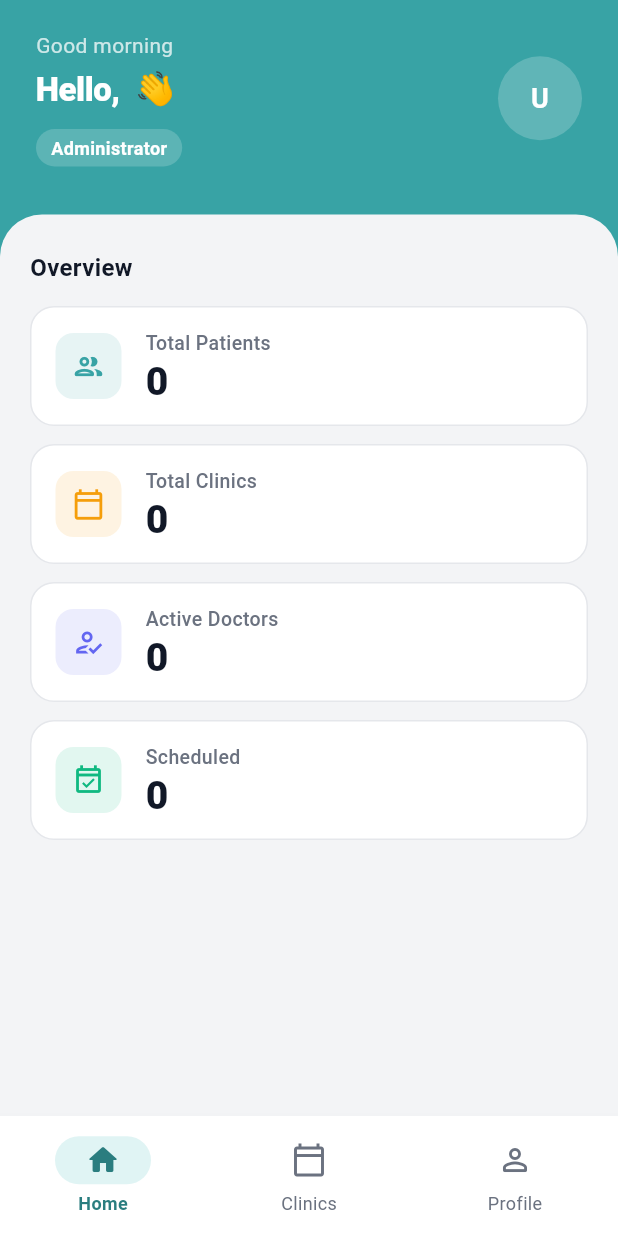
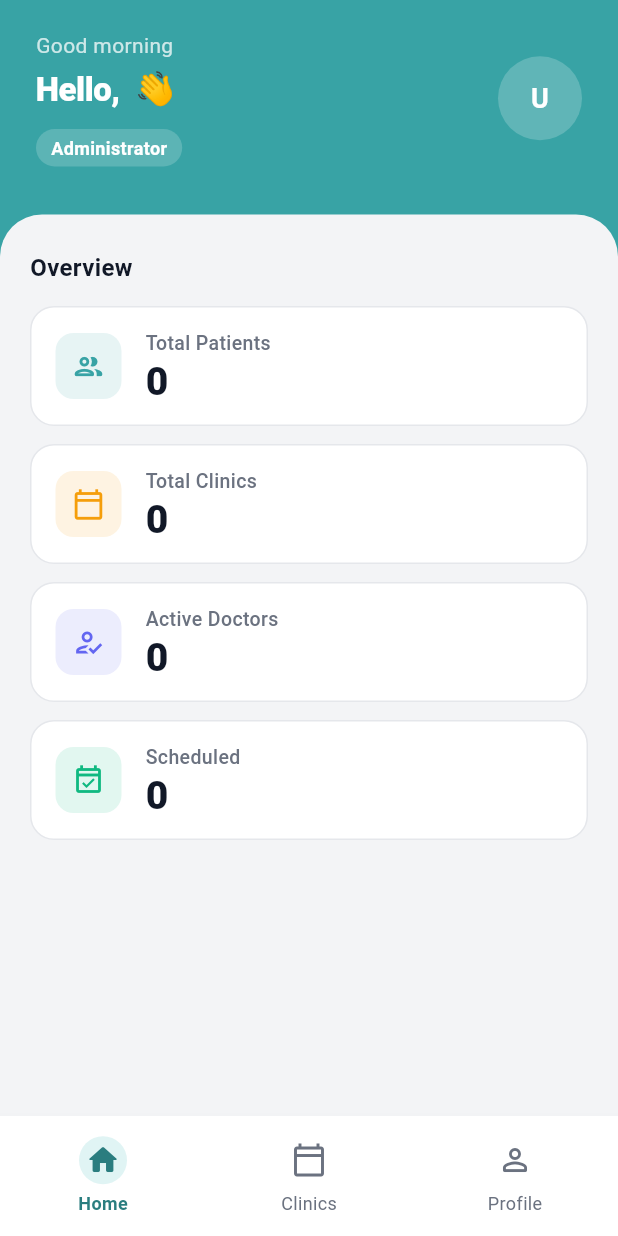
Before and after one commit to Pathum-Vimukthi-Kumara/Arogya-Mobile-Application, a Flutter app: the AdminShell screen opened directly with empty values, on a phone screen of 412 x 824 dp. Run offline on Flutter 3.47's test engine with Material 3 defaults, Android fonts, the phone set to English and light mode, and no system bars; our stand-ins replace shared_preferences; accounts and stored records are empty; network calls fail.

Commit message:
Did minor UI changes

```diff
--- a/arogya_moblie_app/lib/app_theme.dart
+++ b/arogya_moblie_app/lib/app_theme.dart
@@ -141,6 +141,9 @@ class AppTheme {
         navigationBarTheme: NavigationBarThemeData(
           backgroundColor: surface,
           indicatorColor: primaryLight,
+          indicatorShape: const CircleBorder(
+          side: BorderSide(color: Colors.transparent, width: 12), // Adds padding
+          ),
           surfaceTintColor: Colors.transparent,
           elevation: 8,
           shadowColor: Colors.black12,
--- a/arogya_moblie_app/lib/screens/clinics_screen.dart
+++ b/arogya_moblie_app/lib/screens/clinics_screen.dart
@@ -755,6 +755,9 @@ class _ClinicFormSheetState extends State<_ClinicFormSheet> {
           colorScheme: const ColorScheme.light(
               primary: AppTheme.primary,
               onPrimary: Colors.white),
+          timePickerTheme: const TimePickerThemeData(
+            dayPeriodBorderSide: BorderSide(color: Colors.black26, width: 0.5),
+          ),
         ),
         child: child!,
       ),
```
